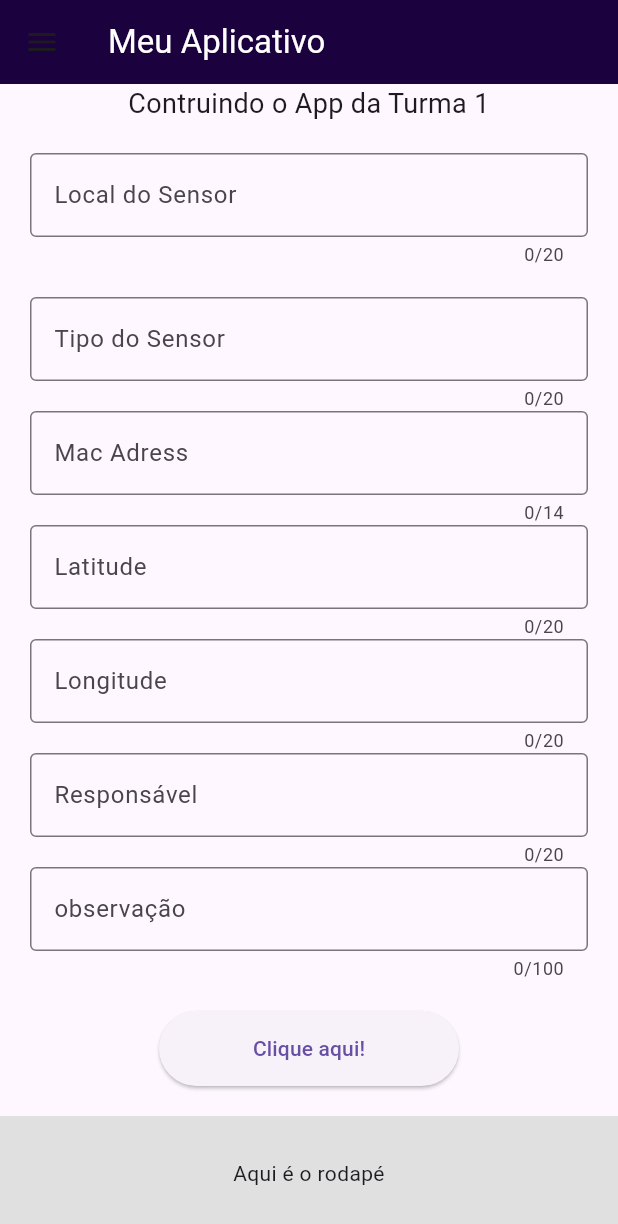
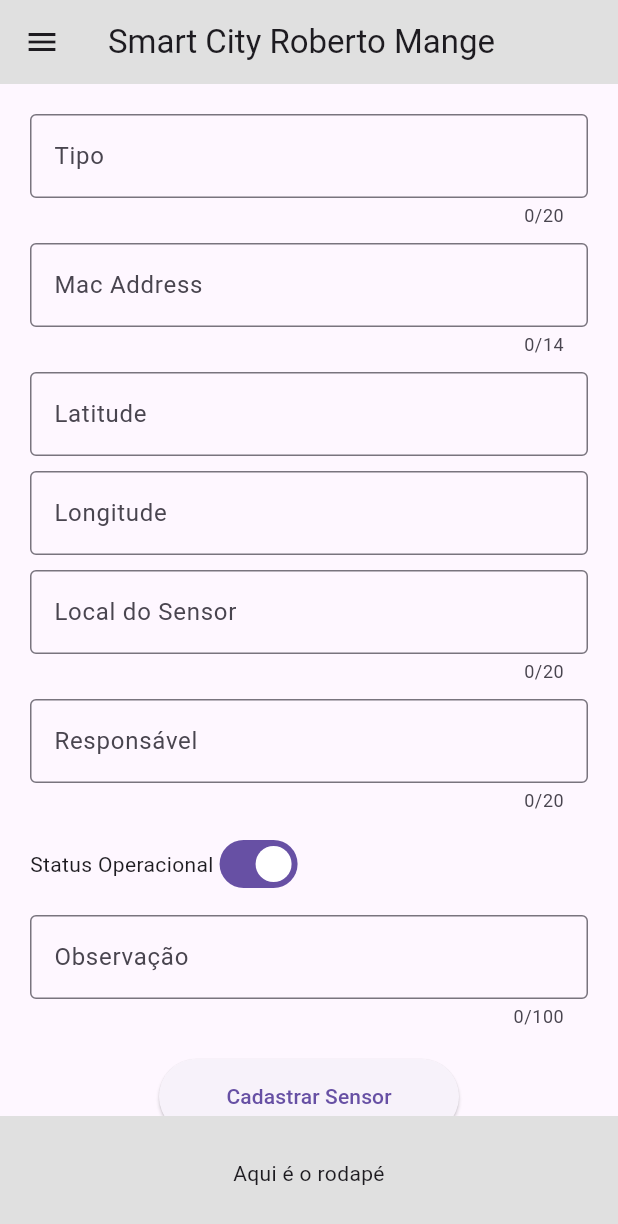
Before and after one commit to murilopbc/Projeto-Flutter, a Flutter app: the screen it shows after launch, on a phone screen of 412 x 824 dp. Shown: the top 1224 px of the screen. Run offline on Flutter 3.47's test engine with Material 3 defaults, Android fonts, the phone set to English and light mode, and no system bars.

```diff
--- a/lib/main.dart
+++ b/lib/main.dart
@@ -1,57 +1,94 @@
 import 'package:flutter/material.dart';
-import 'screen2.dart';
+import 'screen2.dart'; // Importe a Segunda_Tela_App
+
 void main() {
-  runApp(const Projeto01App());
+  runApp(Projeto01App());
 }
 
-class Projeto01App extends StatefulWidget {
+//ALTERAÇÕES PARA PERMITIR ACESSAR SEGUNDA TELA
+class Projeto01App extends StatelessWidget {
   const Projeto01App({super.key});
+
   @override
-  Projeto01AppState createState() => Projeto01AppState();
+  Widget build(BuildContext context) {
+    return MaterialApp(
+      title: 'Exemplo navegação duas telas',
+      theme: ThemeData(
+        primarySwatch: Colors.grey,
+      ),
+      home: Projeto01AppScreen(),
+    );
+  }
 }
 
-class Projeto01AppState extends State<Projeto01App> {
-  String texto = "Contruindo o App da Turma 1";
-  String localSensor = "";
+
+class Projeto01AppScreen extends StatefulWidget {
+  const Projeto01AppScreen({super.key});
+
+  @override
+  MyAppState createState() => MyAppState();
+}
+
+class MyAppState extends State<Projeto01AppScreen> {
+  // Variáveis para armazenar o texto digitado e exibir o texto abaixo do botão
+  String texto = 'Cadastrando Sensores';
+  String localizacao = ''; // Armazena o texto do sensor
   String tipo = '';
-  String macAdress = '';
-  String latitude = '';
-  String longitude = '';
+  String macAddress = '';
+  //double? indica que a variável pode ser nula
+  double? latitude;
+  double? longitude;
   String responsavel = '';
   String observacao = '';
-  final TextEditingController _controller = TextEditingController();
+  String unidadeMedida = '';
+  bool statusOperacional = true;
+
+  //Alterar a linha abaixo poi na versão anterior a localização do sensor era apenas _controller
+  final TextEditingController _localizacaoController = TextEditingController();
   final TextEditingController _tipoController = TextEditingController();
-  final TextEditingController _macController = TextEditingController();
-  final TextEditingController _latController = TextEditingController();
-  final TextEditingController _longController = TextEditingController();
-  final TextEditingController _respController = TextEditingController();
-  final TextEditingController _obsController = TextEditingController();
+  final TextEditingController _macAddressController = TextEditingController();
+  final TextEditingController _latitudeController = TextEditingController();
+  final TextEditingController _longitudeController = TextEditingController();
+  final TextEditingController _responsavelController = TextEditingController();
+  final TextEditingController _unidadeMedidaController =
+      TextEditingController();
+  final TextEditingController _observacaoController = TextEditingController();
 
   @override
   void dispose() {
-    _controller.dispose();
+    _localizacaoController.dispose();
     _tipoController.dispose();
-
+    _macAddressController.dispose();
+    _latitudeController.dispose();
+    _longitudeController.dispose();
+    _responsavelController.dispose();
+    _observacaoController.dispose();
+    _unidadeMedidaController.dispose();
     super.dispose();
   }
+
   @override
   Widget build(BuildContext context) {
     return MaterialApp(
-      debugShowCheckedModeBanner: false,
+      debugShowCheckedModeBanner: false, //Desativa a tarja DEBUG
       home: Scaffold(
         appBar: AppBar(
-          title: const Text(
-            'Meu Aplicativo',
-            style: TextStyle(color: Colors.white),
+          title: Text('Smart City Roberto Mange'),
+          backgroundColor: Colors.grey[300], // Cor de fundo cinza claro
         ),
-          backgroundColor: Color.fromARGB(255, 27, 1, 61),
+        //Aqui começa o menu sandwiche
+        drawer: Drawer(
+        child: ListView(
+          padding: EdgeInsets.zero,
+          children: <Widget>[
+            DrawerHeader(
+              decoration: BoxDecoration(
+                color: const Color.fromARGB(255, 90, 90, 91),
               ),
-        drawer: Drawer(child:ListView(padding: EdgeInsets.zero,
-        children: <Widget>[
-          DrawerHeader(decoration: BoxDecoration(color: Colors.blue,
-          ),
-          child: Text('Menu',
-          style: TextStyle(color: Colors.white,
+              child: Text(
+                'Menu',
+                style: TextStyle(
+                  color: Colors.white,
                   fontSize: 24,
                 ),
               ),
@@ -59,55 +96,42 @@ class Projeto01AppState extends State<Projeto01App> {
             ListTile(
               leading: Icon(Icons.home),
               title: Text('Tela Principal'),
-            onTap: (){
-              Navigator.pop(context);
+              onTap: () {
+                Navigator.pop(context); // Fecha o drawer
               },
             ),
             ListTile(
-            leading: Icon(Icons.home),
+              leading: Icon(Icons.arrow_forward),
               title: Text('Segunda Tela'),
-            onTap: (){
-              Navigator.pop(context);
-              Navigator.push(context, MaterialPageRoute(builder:(context) => SecondScreen()),
+              onTap: () {
+                Navigator.pop(context); // Fecha o drawer
+                Navigator.push(
+                  context,
+                  MaterialPageRoute(builder: (context) => SegundaTelaApp()),
                 );
                     },
                   ),
-
                 ],
-        ) ,
+              ),
             ),
         body: SingleChildScrollView(
+          // Adicionado para permitir rolagem
           child: Column(
-            mainAxisSize: MainAxisSize.min,
             mainAxisAlignment: MainAxisAlignment.center,
             children: [
-              Text(
-                texto,
-                style: TextStyle(fontSize: 18),
-                textAlign: TextAlign.center,
-              ),
-              SizedBox(height: 20),
-              Padding(
-                padding: const EdgeInsets.symmetric(horizontal: 20.0),
-                child: TextField(
-                  controller: _controller,
-                  decoration: InputDecoration(
-                    labelText: "Local do Sensor",
-                    border: OutlineInputBorder(),
-                  ),
-                  maxLength: 20,
-                  onChanged: (value) {
-                    localSensor = value;
-                  },
-                ),
-              ),
-              SizedBox(height: 20),
+              // O bloco abaixo será comentado pois não precisaremos mais exibir este texto.
+              // Text(
+              //   texto,
+              //   style: TextStyle(fontSize: 24),
+              // ),
+              SizedBox(height: 20), // Espaçamento entre o texto e o botão
+              // Campo Tipo
               Padding(
                 padding: const EdgeInsets.symmetric(horizontal: 20.0),
                 child: TextField(
                   controller: _tipoController,
                   decoration: InputDecoration(
-                    labelText: "Tipo do Sensor",
+                    labelText: 'Tipo',
                     border: OutlineInputBorder(),
                   ),
                   maxLength: 20,
@@ -116,99 +140,191 @@ class Projeto01AppState extends State<Projeto01App> {
                   },
                 ),
               ),
+              SizedBox(height: 10), // Espaçamento entre os campos
+
+              // Campo Mac Address
               Padding(
                 padding: const EdgeInsets.symmetric(horizontal: 20.0),
                 child: TextField(
-                  controller: _macController,
+                  controller: _macAddressController,
                   decoration: InputDecoration(
-                    labelText: "Mac Adress",
+                    labelText: 'Mac Address',
                     border: OutlineInputBorder(),
                   ),
                   maxLength: 14,
                   onChanged: (value) {
-                    tipo = value;
+                    macAddress = value;
                   },
                 ),
               ),
+              SizedBox(height: 10), // Espaçamento entre os campos
+
+              // Campo Latitude
               Padding(
                 padding: const EdgeInsets.symmetric(horizontal: 20.0),
                 child: TextField(
-                  controller: _latController,
+                  controller: _latitudeController,
+                  keyboardType: TextInputType.text, // Alterado para texto
                   decoration: InputDecoration(
-                    labelText: "Latitude",
+                    labelText: 'Latitude',
+                    border: OutlineInputBorder(),
+                  ),
+                  onChanged: (value) {
+                    //alterar para que o valor digitado seja convertido para double?
+                    latitude = double.tryParse(value);
+                  },
+                ),
+              ),
+              SizedBox(height: 10), // Espaçamento entre os campos
+
+              // Campo Longitude
+              Padding(
+                padding: const EdgeInsets.symmetric(horizontal: 20.0),
+                child: TextField(
+                  controller: _longitudeController,
+                  keyboardType: TextInputType.text, // Alterado para texto
+                  decoration: InputDecoration(
+                    labelText: 'Longitude',
+                    border: OutlineInputBorder(),
+                  ),
+                  onChanged: (value) {
+                    //alterar para que o valor digitado seja convertido para double?
+                    longitude = double.tryParse(value);
+                  },
+                ),
+              ),
+              SizedBox(height: 10), // Espaçamento entre os campos
+
+              // Campo Local do Sensor
+              Padding(
+                padding: const EdgeInsets.symmetric(horizontal: 20.0),
+                child: TextField(
+                  controller: _localizacaoController,
+                  decoration: InputDecoration(
+                    labelText: 'Local do Sensor',
                     border: OutlineInputBorder(),
                   ),
                   maxLength: 20,
                   onChanged: (value) {
-                    tipo = value;
+                    localizacao = value; // Atualiza a variável ao digitar
                   },
                 ),
               ),
+              SizedBox(height: 10), // Espaçamento entre os campos
+
+              // Campo Responsável
               Padding(
                 padding: const EdgeInsets.symmetric(horizontal: 20.0),
                 child: TextField(
-                  controller: _longController,
+                  controller: _responsavelController,
                   decoration: InputDecoration(
-                    labelText: "Longitude",
+                    labelText: 'Responsável',
                     border: OutlineInputBorder(),
                   ),
                   maxLength: 20,
                   onChanged: (value) {
-                    tipo = value;
+                    responsavel = value;
                   },
                 ),
               ),
+              SizedBox(height: 10), // Espaçamento entre os campos
+              // Campo Status Operacional (Switch)
+              Padding(
+                padding: const EdgeInsets.symmetric(horizontal: 20.0),
+                child: Row(
+                  children: [
+                    Text("Status Operacional"),
+                    Switch(
+                      value: statusOperacional,
+                      onChanged: (value) {
+                        setState(() {
+                          statusOperacional = value;
+                        });
+                      },
+                    ),
+                  ],
+                ),
+              ),
+              SizedBox(height: 10),
+
+              // Campo Observação
               Padding(
                 padding: const EdgeInsets.symmetric(horizontal: 20.0),
                 child: TextField(
-                  controller: _respController,
+                  controller: _observacaoController,
                   decoration: InputDecoration(
-                    labelText: "Responsável",
-                    border: OutlineInputBorder(),
-                  ),
-                  maxLength: 20,
-                  onChanged: (value) {
-                    tipo = value;
-                  },
-                ),
-              ),
-              Padding(
-                padding: const EdgeInsets.symmetric(horizontal: 20.0),
-                child: TextField(
-                  controller: _obsController,
-                  decoration: InputDecoration(
-                    labelText: "observação",
+                    labelText: 'Observação',
                     border: OutlineInputBorder(),
                   ),
                   maxLength: 100,
                   onChanged: (value) {
-                    tipo = value;
+                    observacao = value;
                   },
                 ),
               ),
-              SizedBox(height: 20),
+              SizedBox(height: 20), // Espaçamento entre os campos
+
               ElevatedButton(
                 onPressed: () {
                   setState(() {
-                    texto = localSensor.isNotEmpty
-                        ? 'Local do sensor: $localSensor\nTipo: $tipo'
-                        : 'Por favor, insira um local do sensor';
+                    //alterar localSensor para localizacao
+                    texto = localizacao.isNotEmpty
+                        ? 'Local do Sensor: $localizacao\n'
+                            'Tipo: $tipo\n'
+                            'Mac Address: $macAddress\n'
+                            'Latitude: $latitude\n'
+                            'Longitude: $longitude\n'
+                            'Responsável: $responsavel\n'
+                            'Observação: $observacao'
+                        : 'Por favor, insira um local do sensor!';
                   });
+
+                  // Limpa os campos após clicar
+                  //Alterar a _controller para _localizacaoController
+                  _localizacaoController.clear();
+                  _tipoController.clear();
+                  _macAddressController.clear();
+                  _latitudeController.clear();
+                  _longitudeController.clear();
+                  _responsavelController.clear();
+                  _observacaoController.clear();
+
+                  // Reseta as variáveis
+                  localizacao = '';
+                  tipo = '';
+                  macAddress = '';
+                  //alterar latitude elongitude para null
+                  latitude = null;
+                  longitude = null;
+                  responsavel = '';
+                  observacao = '';
                 },
                 style: ElevatedButton.styleFrom(
-                  fixedSize: Size(200, 50),
+                  minimumSize: Size(200, 50), // Largura: 200, Altura: 50
                 ),
-                child: Text('Clique aqui!'),
+                child: Text('Cadastrar Sensor'),
               ),
+              SizedBox(
+                  height: 20), // Espaçamento entre o botão e o texto do resumo
+
+              // // Resumo do Cadastro
+              // Padding(
+              //   padding: const EdgeInsets.symmetric(horizontal: 20.0),
+              //   child: Text(
+              //     texto,
+              //     textAlign: TextAlign.center,
+              //     style: TextStyle(fontSize: 16),
+              //   ),
+              // ),
             ],
           ),
         ),
         bottomNavigationBar: BottomAppBar(
-          color: Colors.grey[300],
+          color: Colors.grey[300], // Cor de fundo cinza claro
           child: Padding(
             padding: const EdgeInsets.all(16.0),
             child: Text(
-              "Aqui é o rodapé",
+              'Aqui é o rodapé',
               textAlign: TextAlign.center,
             ),
           ),
--- a/lib/screen2.dart
+++ b/lib/screen2.dart
@@ -1,18 +1,22 @@
 import 'package:flutter/material.dart';
 
-class SecondScreen extends StatelessWidget {
-  const SecondScreen({super.key});
+class SegundaTelaApp extends StatelessWidget {
+  const SegundaTelaApp({super.key});
 
   @override
   Widget build(BuildContext context) {
     return MaterialApp(
-      home: Scaffold(appBar: AppBar(title: Text('Sensores cadastrados'),
+      home: Scaffold(
+        appBar: AppBar(
+          title: Text('Sensores Cadastrados'),
+        ),
+        body: Center(
+          child: Text(
+            'Aqui serão listados os sensores cadastrados.',
+            style: TextStyle(fontSize: 18),
+          ),
+        ),
       ),
-      body: Center(child: Text('Aqui serão listados os sensores cadastrados.',
-      style: TextStyle(fontSize: 18),
-      ),
-      ),
-    ),
     );
   }
 }
```
Lines whose indentation alone changed are shown as unchanged.
